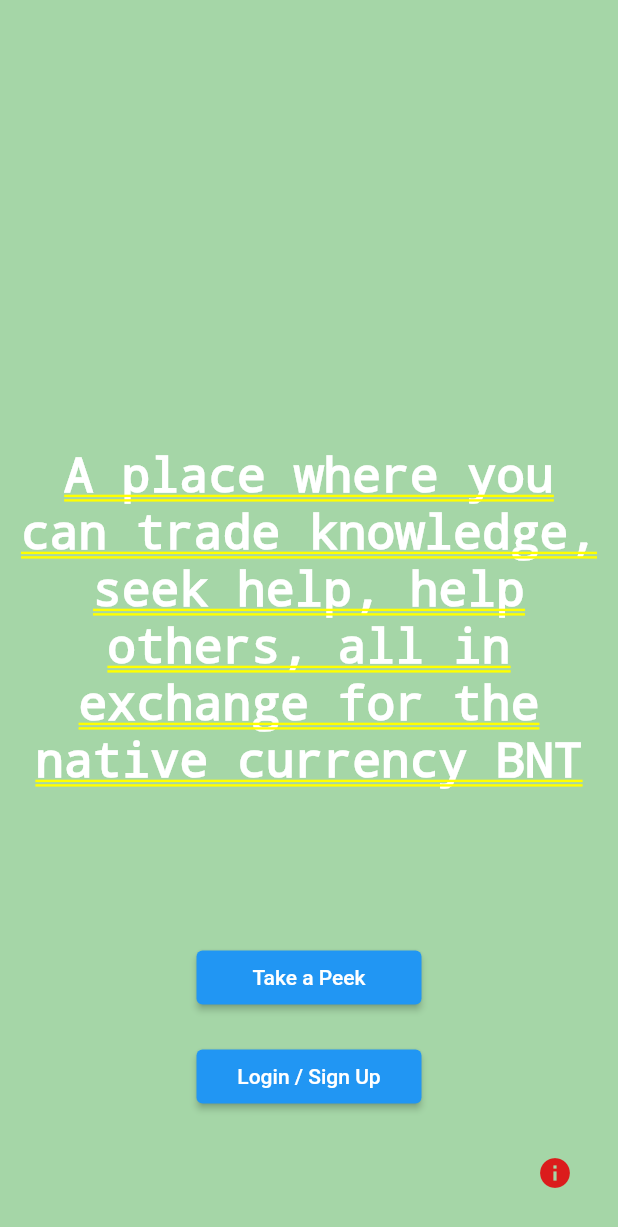
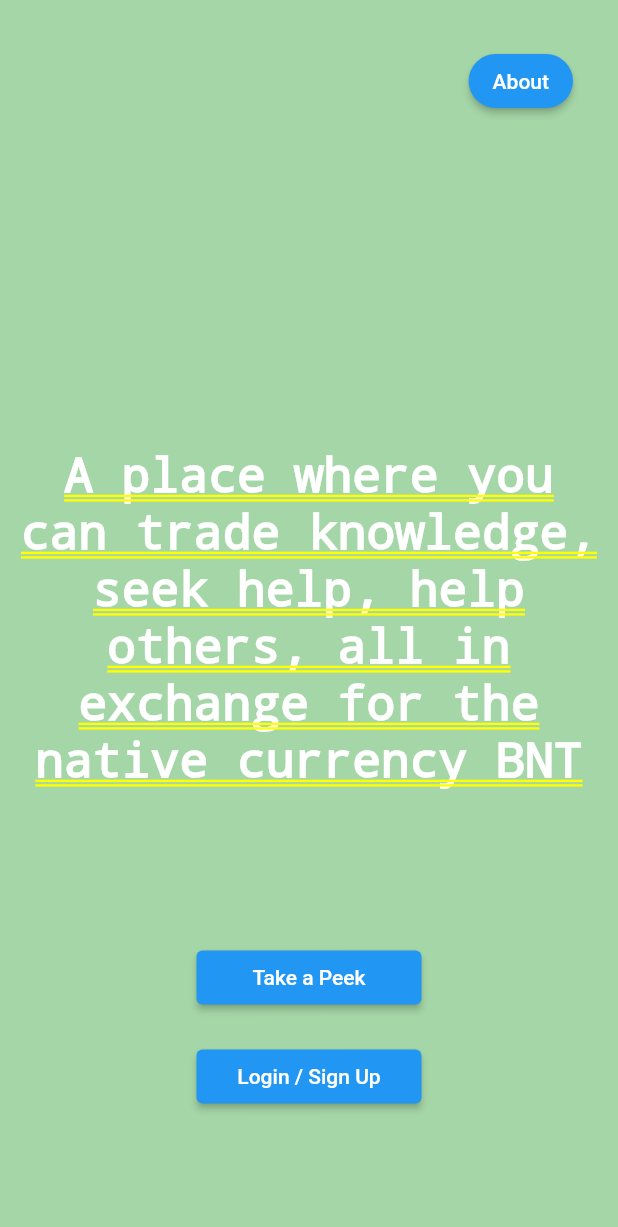
Before and after one commit to Schreezer/Insta, a Flutter app: the screen it shows after launch, swiped to page 2, on a phone screen of 412 x 824 dp. Shown: the top 1227 px of the screen. Run offline on Flutter 3.47's test engine with Material 2 defaults, Android fonts, the phone set to English and light mode, and no system bars; drawn by our look-alikes of animated_text_kit; our stand-ins replace cached_network_image, cloud_firestore, country_picker, firebase_auth, firebase_core, firebase_storage and 5 more; missing offline and left inert: dart:html; accounts and stored records are empty.

Commit message:
Rules are set, but mobile application requires re-load to work properly

```diff
--- a/lib/providers/user_provider.dart
+++ b/lib/providers/user_provider.dart
@@ -13,13 +13,13 @@ class UserProvider with ChangeNotifier {
       if (internal) {
         if (_user == null) {
           _user = user;
-          // print("new user");
+          print("new user");
 
           notifyListeners();
         }
       } else {
         _user = user;
-        // print("new user");
+        print("user logged in");
 
         notifyListeners();
       }
--- a/lib/screens/add_post_screen.dart
+++ b/lib/screens/add_post_screen.dart
@@ -92,8 +92,6 @@ class _AddPostScreenState extends State<AddPostScreen> {
     // TODO: implement dispose
     super.dispose();
     _descriptionController.dispose();
-    _bountyController.dispose();
-    upload_images.clear();
     _bountyController.dispose();
     upload_images.clear();
   }
--- a/lib/screens/landing_scree.dart
+++ b/lib/screens/landing_scree.dart
@@ -17,7 +17,6 @@ class LandingScreen extends StatefulWidget {
 }
 
 class _LandingScreenState extends State<LandingScreen> {
-  final _formKey = GlobalKey<FormState>();
   late PageController _pageController;
   int _currentPage = 0;
   Timer? _timer;
@@ -254,16 +253,24 @@ class _LandingScreenState extends State<LandingScreen> {
                 ],
               ),
               Positioned(
-      bottom: 30,
+      top: 30,
       right: 30,
-      child: GestureDetector(
-        onTap: ()=> Navigator.push(
+
+        child: ElevatedButton(
+          style: ElevatedButton.styleFrom(
+            // fixedSize: const Size(50, 50),
+            shape: RoundedRectangleBorder(
+              borderRadius: BorderRadius.circular(50),
+            ),
+          ),
+          onPressed: () => Navigator.push(
           context,
           MaterialPageRoute(
-            builder: (BuildContext context) => aboutScreen(),
+            builder: (BuildContext context) => const aboutScreen(),
           ),
         ),
-        child: Icon(Icons.info, color: const Color.fromARGB(255, 219, 28, 28), )),
-    ),]);
+          child: const Text("About", style: TextStyle(color: Colors.white))),
+        ),
+    ]);
   }
 }
--- a/lib/screens/login_screen.dart
+++ b/lib/screens/login_screen.dart
@@ -12,6 +12,9 @@ import "../main.dart";
 import "../providers/user_provider.dart";
 import "../resources/auth_methos.dart";
 import "../utils/global_variables.dart";
+import 'dart:html' as html;
+
+
 
 class LoginScreen extends StatefulWidget {
   const LoginScreen({super.key});
@@ -90,6 +93,8 @@ class _LoginScreenState extends State<LoginScreen> {
             MaterialPageRoute(
               builder: (BuildContext context) => MyApp(),
             ));
+        html.window.location.reload();
+
       }
     } else {
       if (!context.mounted) return;
--- a/lib/screens/profile_screen.dart
+++ b/lib/screens/profile_screen.dart
@@ -9,7 +9,7 @@ import 'package:instagram/utils/utils.dart';
 import 'package:instagram/widgets/follow_button.dart';
 
 class ProfileScreen extends StatefulWidget {
-  final String uid;
+  final String? uid;
 
   const ProfileScreen({Key? key, required this.uid}) : super(key: key);
 
@@ -28,8 +28,6 @@ class _ProfileScreenState extends State<ProfileScreen> {
 
   @override
   void initState() {
-    print('the uid of the logged-in user is:');
-    print(widget.uid);
     super.initState();
     getData();
   }
--- a/pubspec.yaml
+++ b/pubspec.yaml
@@ -69,7 +69,7 @@ flutter:
   assets:
     - assets/ic_instagram.svg
     - assets/.env
-    - assets/file.env
+    - assets/file_env
   #   - images/a_dot_ham.jpeg
   # An image asset can refer to one or more resolution-specific "variants", see
   # https://flutter.dev/assets-and-images/#resolution-aware
```
Also changed, not shown: lib/main.dart (+10 -17 lines), lib/responsive/moblie_screen_layout.dart (+11 -1 lines), lib/responsive/web_screen_layout.dart (+10 -1 lines), lib/screens/comment_screen.dart (+21 -18 lines), lib/utils/global_variables.dart (+18 -1 lines), 4 other files.
